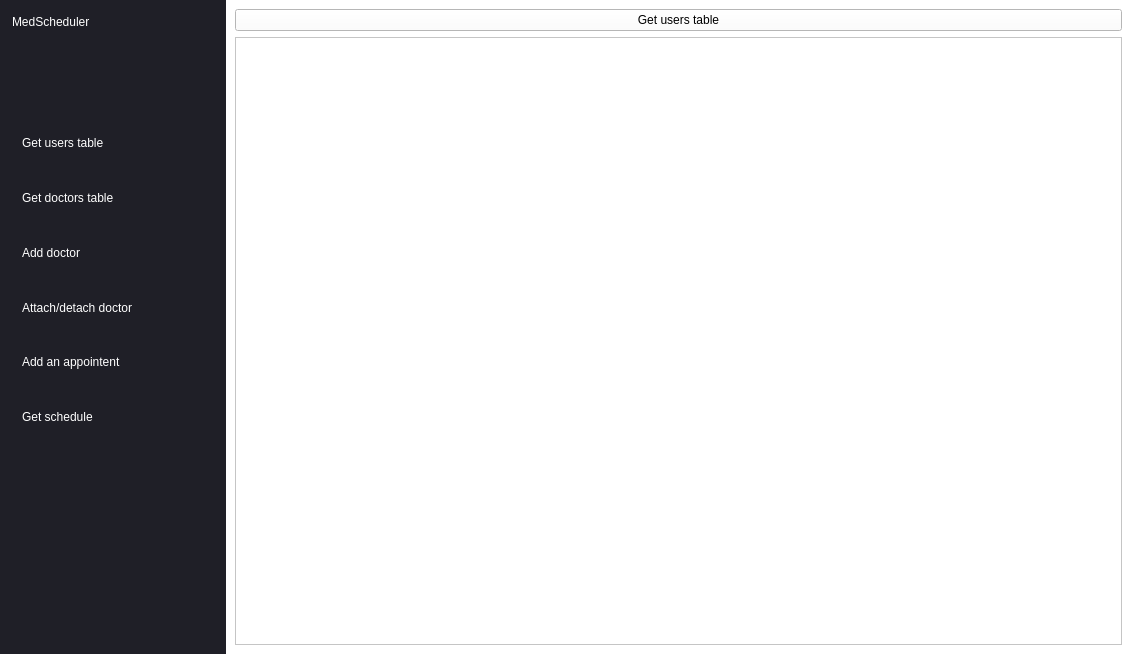
Before: the Qt Designer form QtApp/forms/junior_admin_window.ui in SanriaArgos/MedScheduler, drawn with Qt 5.
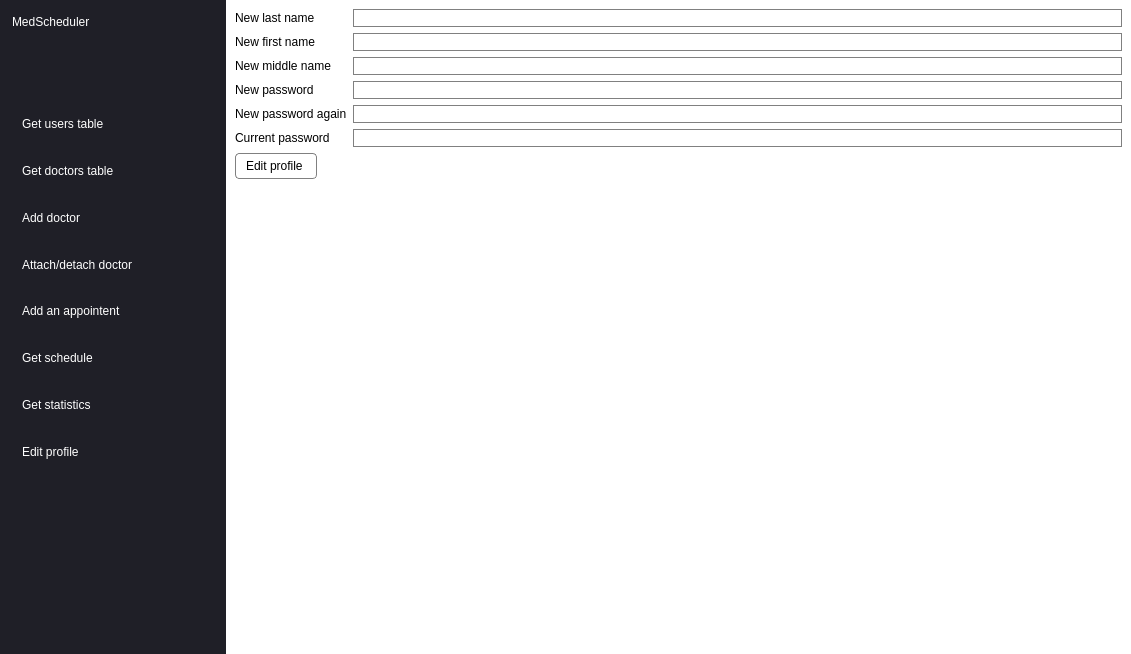
After: the same form once the commit is applied. The open tabs and pages were chosen to show the change. Icons and pictures are not drawn.

Commit message: junior admin edit profile

The edit to the form file:
```diff
--- a/QtApp/forms/junior_admin_window.ui
+++ b/QtApp/forms/junior_admin_window.ui
@@ -236,6 +236,60 @@
          </property>
         </widget>
        </item>
+       <item>
+        <widget class="QPushButton" name="button_get_statistics">
+         <property name="sizePolicy">
+          <sizepolicy hsizetype="Minimum" vsizetype="Preferred">
+           <horstretch>0</horstretch>
+           <verstretch>10</verstretch>
+          </sizepolicy>
+         </property>
+         <property name="styleSheet">
+          <string notr="true">QPushButton {
+           color: rgb(255, 255, 255);
+         font: 15pt 'Arial';
+         text-align: left;
+          padding-left: 10%;
+        background-color: transparent;
+        border: none;
+        }
+        QPushButton:hover {
+          background-color: rgba(64, 64, 80, 100);
+          border-radius: 10px;
+        }</string>
+         </property>
+         <property name="text">
+          <string>Get statistics</string>
+         </property>
+        </widget>
+       </item>
+       <item>
+        <widget class="QPushButton" name="button_edit_profile">
+         <property name="sizePolicy">
+          <sizepolicy hsizetype="Minimum" vsizetype="Preferred">
+           <horstretch>0</horstretch>
+           <verstretch>10</verstretch>
+          </sizepolicy>
+         </property>
+         <property name="styleSheet">
+          <string notr="true">QPushButton {
+           color: rgb(255, 255, 255);
+         font: 15pt 'Arial';
+         text-align: left;
+          padding-left: 10%;
+        background-color: transparent;
+        border: none;
+        }
+        QPushButton:hover {
+          background-color: rgba(64, 64, 80, 100);
+          border-radius: 10px;
+        }</string>
+         </property>
+         <property name="text">
+          <string>Edit profile</string>
+         </property>
+        </widget>
+       </item>
        <item>
         <widget class="QLabel" name="label">
          <property name="sizePolicy">
@@ -267,6 +321,24 @@
        <layout class="QVBoxLayout" name="verticalLayout_2">
         <item>
          <widget class="QPushButton" name="get_users_table_button">
+          <property name="styleSheet">
+           <string notr="true">QPushButton {
+     background-color: white;
+    border: 1px solid gray;
+    color: black;
+    padding: 5px 10px;
+    border-radius: 4px;
+}
+
+QPushButton:hover {
+   background-color: #f0f0f0;
+    color: #000;
+}
+
+QPushButton:pressed {
+    background-color: #e0e0e0;
+}</string>
+          </property>
           <property name="text">
            <string>Get users table</string>
           </property>
@@ -282,8 +354,8 @@
             <rect>
              <x>0</x>
              <y>0</y>
-             <width>98</width>
-             <height>28</height>
+             <width>885</width>
+             <height>600</height>
             </rect>
            </property>
           </widget>
@@ -420,6 +492,126 @@
         </item>
        </layout>
       </widget>
+      <widget class="QWidget" name="page_edit_profile">
+       <layout class="QFormLayout" name="formLayout_5">
+        <item row="0" column="0">
+         <widget class="QLabel" name="label_2">
+          <property name="text">
+           <string>New last name</string>
+          </property>
+         </widget>
+        </item>
+        <item row="0" column="1">
+         <widget class="QLineEdit" name="edit_last_name">
+          <property name="styleSheet">
+           <string notr="true">border: 1px solid gray;</string>
+          </property>
+         </widget>
+        </item>
+        <item row="1" column="0">
+         <widget class="QLabel" name="label_3">
+          <property name="text">
+           <string>New first name</string>
+          </property>
+         </widget>
+        </item>
+        <item row="1" column="1">
+         <widget class="QLineEdit" name="edit_first_name">
+          <property name="styleSheet">
+           <string notr="true">border: 1px solid gray;</string>
+          </property>
+         </widget>
+        </item>
+        <item row="2" column="0">
+         <widget class="QLabel" name="label_4">
+          <property name="text">
+           <string>New middle name</string>
+          </property>
+         </widget>
+        </item>
+        <item row="2" column="1">
+         <widget class="QLineEdit" name="edit_middle_name">
+          <property name="styleSheet">
+           <string notr="true">border: 1px solid gray;</string>
+          </property>
+         </widget>
+        </item>
+        <item row="3" column="0">
+         <widget class="QLabel" name="label_5">
+          <property name="text">
+           <string>New password</string>
+          </property>
+         </widget>
+        </item>
+        <item row="3" column="1">
+         <widget class="QLineEdit" name="edit_new_password">
+          <property name="styleSheet">
+           <string notr="true">border: 1px solid gray;</string>
+          </property>
+         </widget>
+        </item>
+        <item row="4" column="0">
+         <widget class="QLabel" name="label_6">
+          <property name="text">
+           <string>New password again</string>
+          </property>
+         </widget>
+        </item>
+        <item row="4" column="1">
+         <widget class="QLineEdit" name="edit_new_password_again">
+          <property name="styleSheet">
+           <string notr="true">border: 1px solid gray;</string>
+          </property>
+         </widget>
+        </item>
+        <item row="5" column="0">
+         <widget class="QLabel" name="label_7">
+          <property name="text">
+           <string>Current password</string>
+          </property>
+         </widget>
+        </item>
+        <item row="5" column="1">
+         <widget class="QLineEdit" name="current_password">
+          <property name="styleSheet">
+           <string notr="true">border: 1px solid gray;</string>
+          </property>
+         </widget>
+        </item>
+        <item row="6" column="0">
+         <widget class="QPushButton" name="edit_profile_button">
+          <property name="styleSheet">
+           <string notr="true">QPushButton {
+     background-color: white;
+    border: 1px solid gray;
+    color: black;
+    padding: 5px 10px;
+    border-radius: 4px;
+}
+
+QPushButton:hover {
+   background-color: #f0f0f0;
+    color: #000;
+}
+
+QPushButton:pressed {
+    background-color: #e0e0e0;
+}</string>
+          </property>
+          <property name="text">
+           <string>Edit profile </string>
+          </property>
+         </widget>
+        </item>
+        <item row="6" column="1">
+         <widget class="QLabel" name="profile_edit_error">
+          <property name="text">
+           <string/>
+          </property>
+         </widget>
+        </item>
+       </layout>
+      </widget>
       <widget class="QWidget" name="page_attach_doctor">
        <layout class="QVBoxLayout" name="verticalLayout_6">
         <item>
```
Left out of the diff: 306 changed lines with no effect on the pictures. The commit also changes 2 other files.
